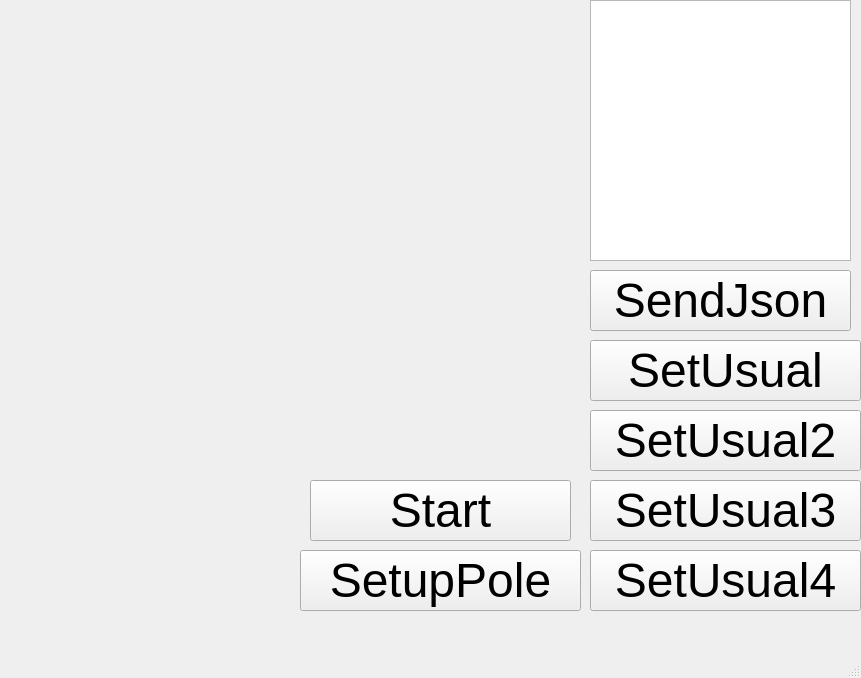
Above: Lab18/TestPrologServerGui/mainwindow.ui from Inlucker/FILP before the change. Below: the same form after it.
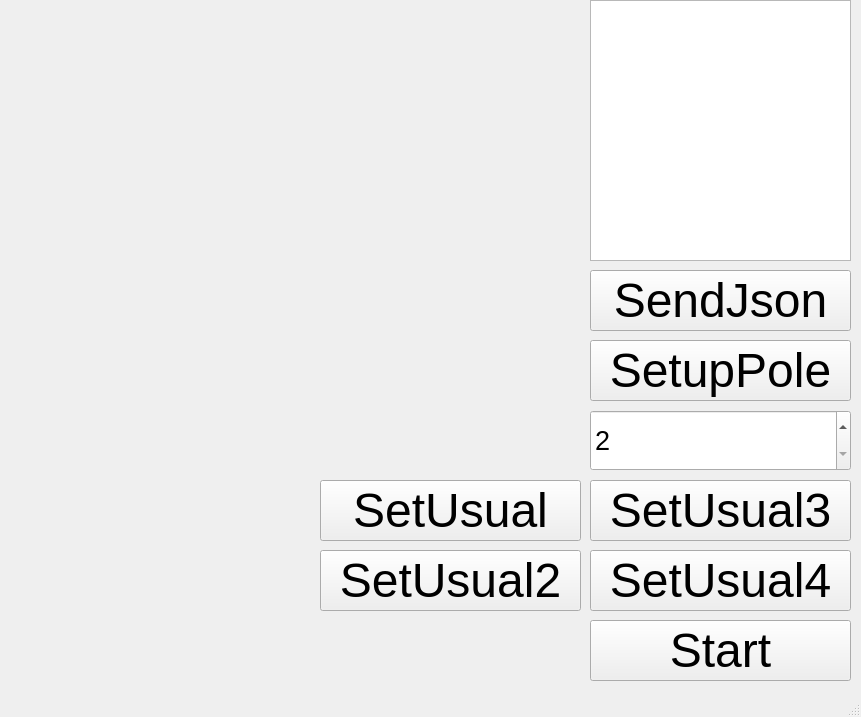
That is the form after the change.

Commit message: added spinBox for Pole size changing

```diff
--- a/Lab18/TestPrologServerGui/mainwindow.ui
+++ b/Lab18/TestPrologServerGui/mainwindow.ui
@@ -7,7 +7,7 @@
     <x>0</x>
     <y>0</y>
     <width>861</width>
-    <height>678</height>
+    <height>717</height>
    </rect>
   </property>
   <property name="windowTitle">
@@ -27,8 +27,8 @@
    <widget class="QPushButton" name="pushButton">
     <property name="geometry">
      <rect>
-      <x>310</x>
-      <y>480</y>
+      <x>590</x>
+      <y>620</y>
       <width>261</width>
       <height>61</height>
      </rect>
@@ -63,9 +63,9 @@
    <widget class="QPushButton" name="set_usual_btn">
     <property name="geometry">
      <rect>
-      <x>590</x>
-      <y>340</y>
-      <width>271</width>
+      <x>320</x>
+      <y>480</y>
+      <width>261</width>
       <height>61</height>
      </rect>
     </property>
@@ -81,9 +81,9 @@
    <widget class="QPushButton" name="set_usual_btn_2">
     <property name="geometry">
      <rect>
-      <x>590</x>
-      <y>410</y>
-      <width>271</width>
+      <x>320</x>
+      <y>550</y>
+      <width>261</width>
       <height>61</height>
      </rect>
     </property>
@@ -101,7 +101,7 @@
      <rect>
       <x>590</x>
       <y>480</y>
-      <width>271</width>
+      <width>261</width>
       <height>61</height>
      </rect>
     </property>
@@ -119,7 +119,7 @@
      <rect>
       <x>590</x>
       <y>550</y>
-      <width>271</width>
+      <width>261</width>
       <height>61</height>
      </rect>
     </property>
@@ -135,9 +135,9 @@
    <widget class="QPushButton" name="setup_pole_window_btn">
     <property name="geometry">
      <rect>
-      <x>300</x>
-      <y>550</y>
-      <width>281</width>
+      <x>590</x>
+      <y>340</y>
+      <width>261</width>
       <height>61</height>
      </rect>
     </property>
@@ -150,6 +150,27 @@
      <string>SetupPole</string>
     </property>
    </widget>
+   <widget class="QSpinBox" name="spinBox">
+    <property name="geometry">
+     <rect>
+      <x>590</x>
+      <y>410</y>
+      <width>261</width>
+      <height>61</height>
+     </rect>
+    </property>
+    <property name="font">
+     <font>
+      <pointsize>20</pointsize>
+     </font>
+    </property>
+    <property name="minimum">
+     <number>2</number>
+    </property>
+    <property name="maximum">
+     <number>10</number>
+    </property>
+   </widget>
   </widget>
   <widget class="QMenuBar" name="menubar">
    <property name="geometry">
```
The commit also changes 2 other files.
